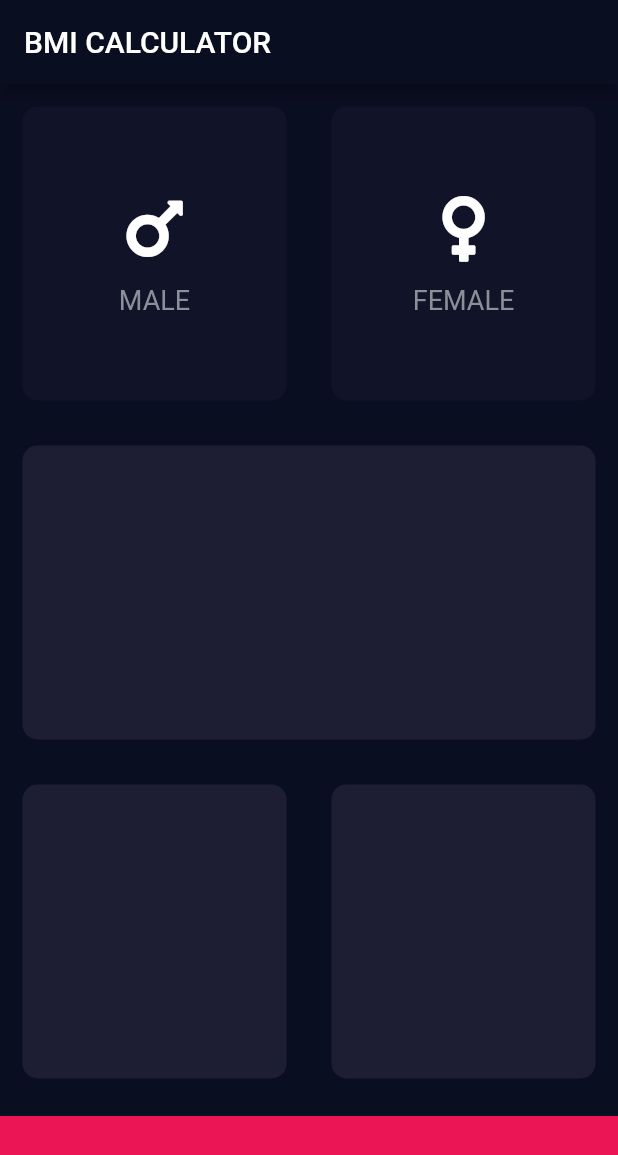
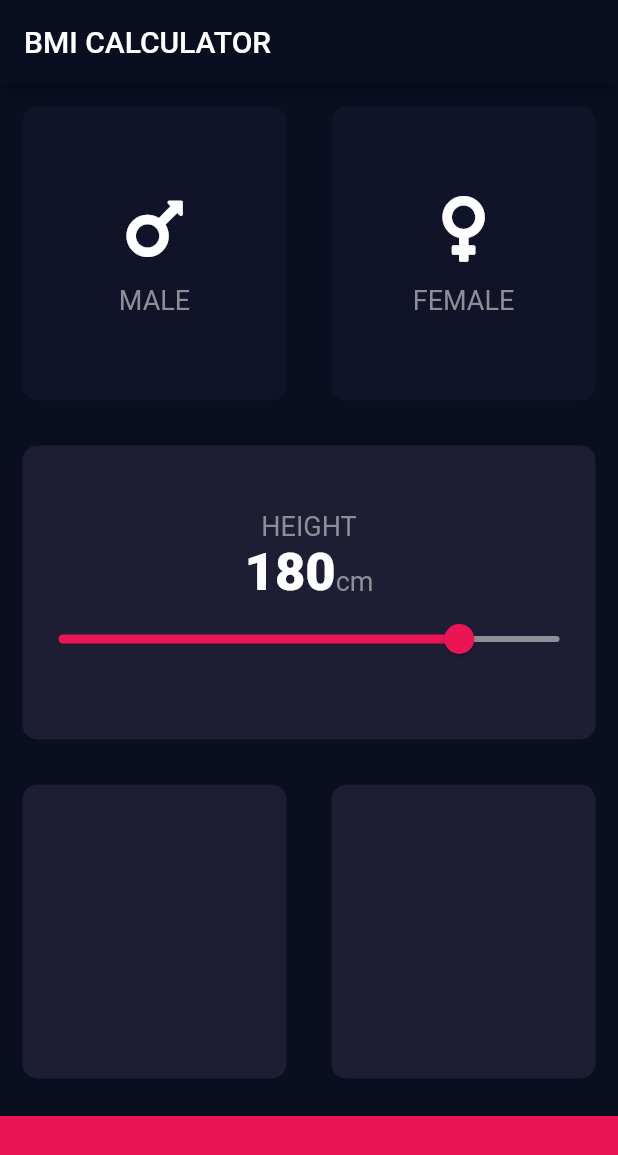
Before and after one commit to yusluv1234/BMI-Calculator, a Flutter app: the screen it shows after launch, on a phone screen of 412 x 824 dp. Shown: the top 1155 px of the screen. Run offline on Flutter 3.47's test engine with Material 2 defaults, Android fonts, the phone set to English and light mode, and no system bars; our stand-ins replace font_awesome_flutter.

Commit message:
adding slider to the height value

```diff
--- /dev/null
+++ b/lib/constants.dart
@@ -0,0 +1,16 @@
+import 'package:flutter/material.dart';
+
+const kBottomContainerHeight = 80.0;
+const kActiveCardColour = Color(0xFF1D1E33);
+const kInactiveCardColour = Color(0xFF111328);
+const kBottomContainerColor = Color(0xFFEB1555);
+
+const kLabelTextStyle = TextStyle(
+  fontSize: 18.0,
+  color: Color(0xFF8D8E98),
+);
+
+const kNumbeTextStyle = TextStyle(
+  fontSize: 35.0,
+  fontWeight: FontWeight.w900,
+);
--- a/lib/icon_content.dart
+++ b/lib/icon_content.dart
@@ -1,9 +1,6 @@
 import 'package:flutter/material.dart';
 
-const labelTextStyle = TextStyle(
-  fontSize: 18.0,
-  color: Color(0xFF8D8E98),
-);
+import 'constants.dart';
 
 class IconContent extends StatelessWidget {
   IconContent({this.icon, this.label});
@@ -25,7 +22,7 @@ class IconContent extends StatelessWidget {
         ),
         Text(
           label,
-          style: labelTextStyle,
+          style: kLabelTextStyle,
         ),
       ],
     );
--- a/lib/input_page.dart
+++ b/lib/input_page.dart
@@ -1,13 +1,9 @@
 import 'package:flutter/material.dart';
 import 'package:font_awesome_flutter/font_awesome_flutter.dart';
 
+import 'constants.dart';
 import 'icon_content.dart';
 import 'reuseable_card.dart';
-
-const bottomContainerHeight = 80.0;
-const activeCardColour = Color(0xFF1D1E33);
-const inactiveCardColour = Color(0xFF111328);
-const bottomContainerColor = Color(0xFFEB1555);
 
 enum Gender {
   male,
@@ -21,6 +17,7 @@ class InputPage extends StatefulWidget {
 
 class _InputPageState extends State<InputPage> {
   Gender selectedGender;
+  int height = 180;
 
   @override
   Widget build(BuildContext context) {
@@ -29,43 +26,40 @@ class _InputPageState extends State<InputPage> {
         title: Text('BMI CALCULATOR'),
       ),
       body: Column(
+        crossAxisAlignment: CrossAxisAlignment.stretch,
         children: <Widget>[
           Expanded(
             child: Row(
               children: <Widget>[
                 Expanded(
-                  child: GestureDetector(
-                    onTap: () {
+                  child: ReuseableCard(
+                    onPress: () {
                       setState(() {
                         selectedGender = Gender.male;
                       });
                     },
-                    child: ReuseableCard(
                     colour: selectedGender == Gender.male
-                          ? activeCardColour
-                          : inactiveCardColour,
+                        ? kActiveCardColour
+                        : kInactiveCardColour,
                     cardChild: IconContent(
                       icon: FontAwesomeIcons.mars,
                       label: 'MALE',
                     ),
                   ),
                 ),
-                ),
                 Expanded(
-                  child: GestureDetector(
-                    onTap: () {
+                  child: ReuseableCard(
+                    onPress: () {
                       setState(() {
                         selectedGender = Gender.female;
                       });
                     },
-                    child: ReuseableCard(
                     colour: selectedGender == Gender.female
-                          ? activeCardColour
-                          : inactiveCardColour,
+                        ? kActiveCardColour
+                        : kInactiveCardColour,
                     cardChild: IconContent(
                       icon: FontAwesomeIcons.venus,
                       label: 'FEMALE',
-                      ),
                     ),
                   ),
                 ),
@@ -73,11 +67,43 @@ class _InputPageState extends State<InputPage> {
             ),
           ),
           Expanded(
-            child: Container(
-              margin: EdgeInsets.all(15.0),
-              decoration: BoxDecoration(
-                color: activeCardColour,
-                borderRadius: BorderRadius.circular(10.0),
+            child: ReuseableCard(
+              colour: kActiveCardColour,
+              cardChild: Column(
+                mainAxisAlignment: MainAxisAlignment.center,
+                children: <Widget>[
+                  Text(
+                    'HEIGHT',
+                    style: kLabelTextStyle,
+                  ),
+                  Row(
+                    mainAxisAlignment: MainAxisAlignment.center,
+                    crossAxisAlignment: CrossAxisAlignment.baseline,
+                    textBaseline: TextBaseline.alphabetic,
+                    children: <Widget>[
+                      Text(
+                        height.toString(),
+                        style: kNumbeTextStyle,
+                      ),
+                      Text(
+                        'cm',
+                        style: kLabelTextStyle,
+                      ),
+                    ],
+                  ),
+                  Slider(
+                    value: height.toDouble(),
+                    min: 100.0,
+                    max: 200.0,
+                    activeColor: Color(0xFFEB1555),
+                    inactiveColor: Color(0xFF8D8E98),
+                    onChanged: (double newValue) {
+                      setState(() {
+                        height = newValue.round();
+                      });
+                    },
+                  ),
+                ],
               ),
             ),
           ),
@@ -88,7 +114,7 @@ class _InputPageState extends State<InputPage> {
                   child: Container(
                     margin: EdgeInsets.all(15.0),
                     decoration: BoxDecoration(
-                      color: activeCardColour,
+                      color: kActiveCardColour,
                       borderRadius: BorderRadius.circular(10.0),
                     ),
                   ),
@@ -97,7 +123,7 @@ class _InputPageState extends State<InputPage> {
                   child: Container(
                     margin: EdgeInsets.all(15.0),
                     decoration: BoxDecoration(
-                      color: activeCardColour,
+                      color: kActiveCardColour,
                       borderRadius: BorderRadius.circular(10.0),
                     ),
                   ),
@@ -106,10 +132,10 @@ class _InputPageState extends State<InputPage> {
             ),
           ),
           Container(
-            color: bottomContainerColor,
+            color: kBottomContainerColor,
             margin: EdgeInsets.only(top: 10.0),
             width: double.infinity,
-            height: bottomContainerHeight,
+            height: kBottomContainerHeight,
           )
         ],
       ),
--- a/lib/reuseable_card.dart
+++ b/lib/reuseable_card.dart
@@ -1,19 +1,23 @@
 import 'package:flutter/material.dart';
 
 class ReuseableCard extends StatelessWidget {
-  ReuseableCard({@required this.colour, this.cardChild});
+  ReuseableCard({@required this.colour, this.cardChild, this.onPress});
 
   final Color colour;
   final Widget cardChild;
+  final Function onPress;
 
   @override
   Widget build(BuildContext context) {
-    return Container(
-      child: cardChild,
-      margin: EdgeInsets.all(15.0),
-      decoration: BoxDecoration(
-        color: colour,
-        borderRadius: BorderRadius.circular(10.0),
+    return GestureDetector(
+      onTap: onPress,
+      child: Container(
+        child: cardChild,
+        margin: EdgeInsets.all(15.0),
+        decoration: BoxDecoration(
+          color: colour,
+          borderRadius: BorderRadius.circular(10.0),
+        ),
       ),
     );
   }
```
Lines whose indentation alone changed are shown as unchanged.
